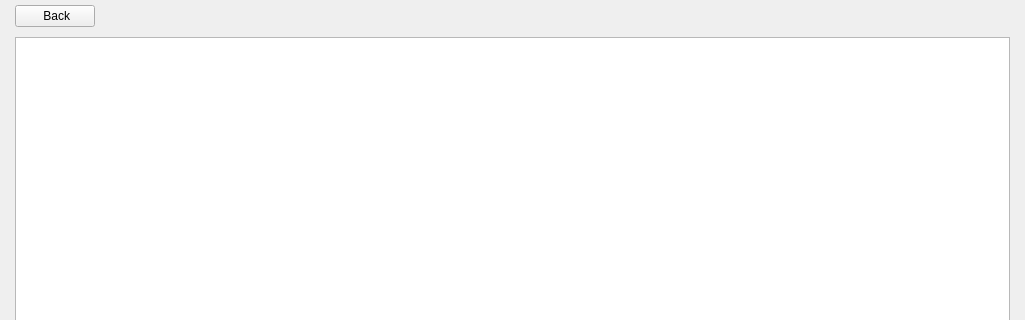
First picture: the form in stacer/Pages/SystemCleaner/system_cleaner_page.ui, repository oguzhaninan/Stacer, before the edit; both pictures show x 0 to 1025 and y 0 to 320 of the 1025 by 736 pixel window.
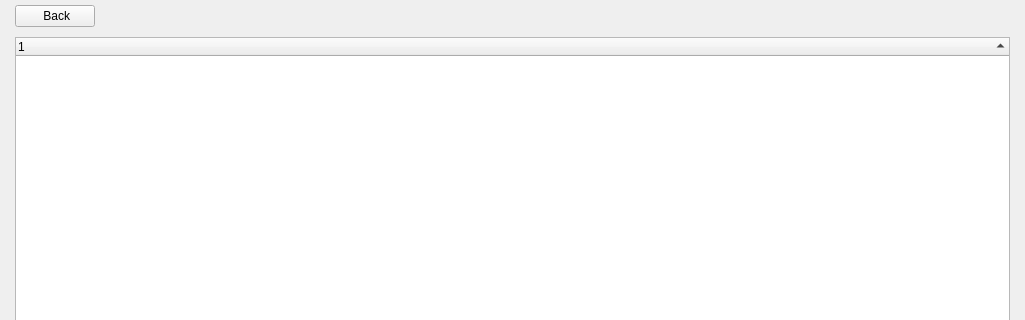
Second picture: the form after the edit. Icons and pictures are not drawn.

Commit message: enabled sorting of the treeview

```diff
--- a/stacer/Pages/SystemCleaner/system_cleaner_page.ui
+++ b/stacer/Pages/SystemCleaner/system_cleaner_page.ui
@@ -604,11 +604,17 @@
             <property name="horizontalScrollMode">
              <enum>QAbstractItemView::ScrollPerItem</enum>
             </property>
+            <property name="sortingEnabled">
+             <bool>true</bool>
+            </property>
             <property name="animated">
              <bool>true</bool>
             </property>
             <attribute name="headerVisible">
-             <bool>false</bool>
+             <bool>true</bool>
+            </attribute>
+            <attribute name="headerShowSortIndicator" stdset="0">
+             <bool>true</bool>
             </attribute>
             <column>
              <property name="text">
```
The commit also changes 1 other file.
